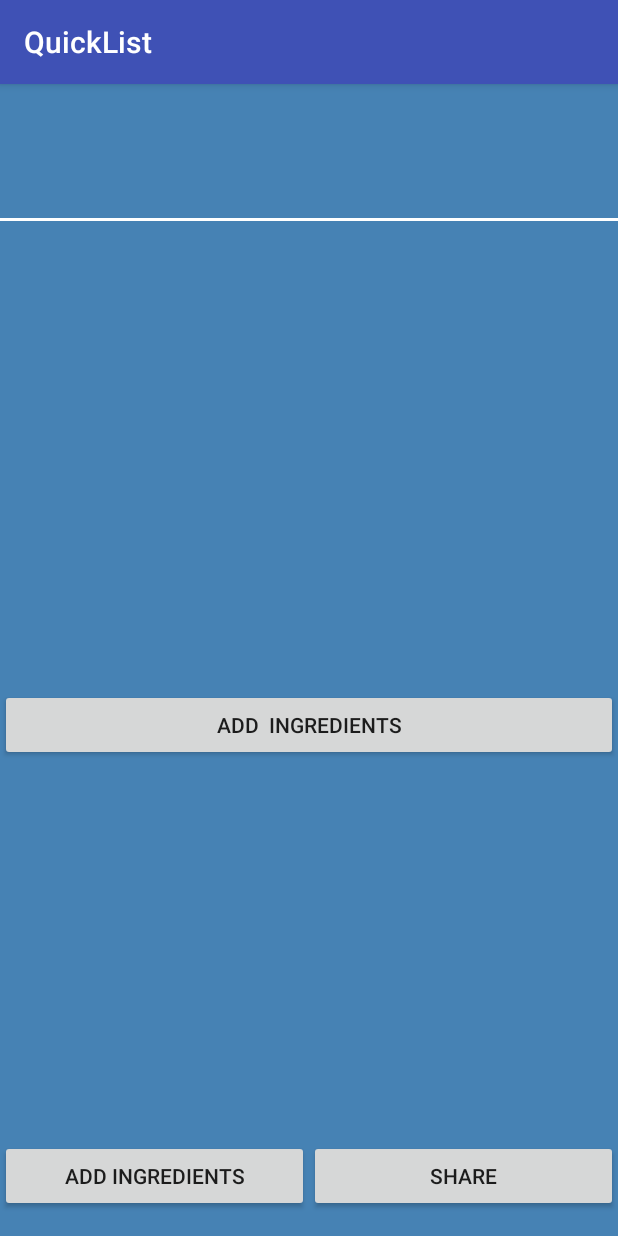
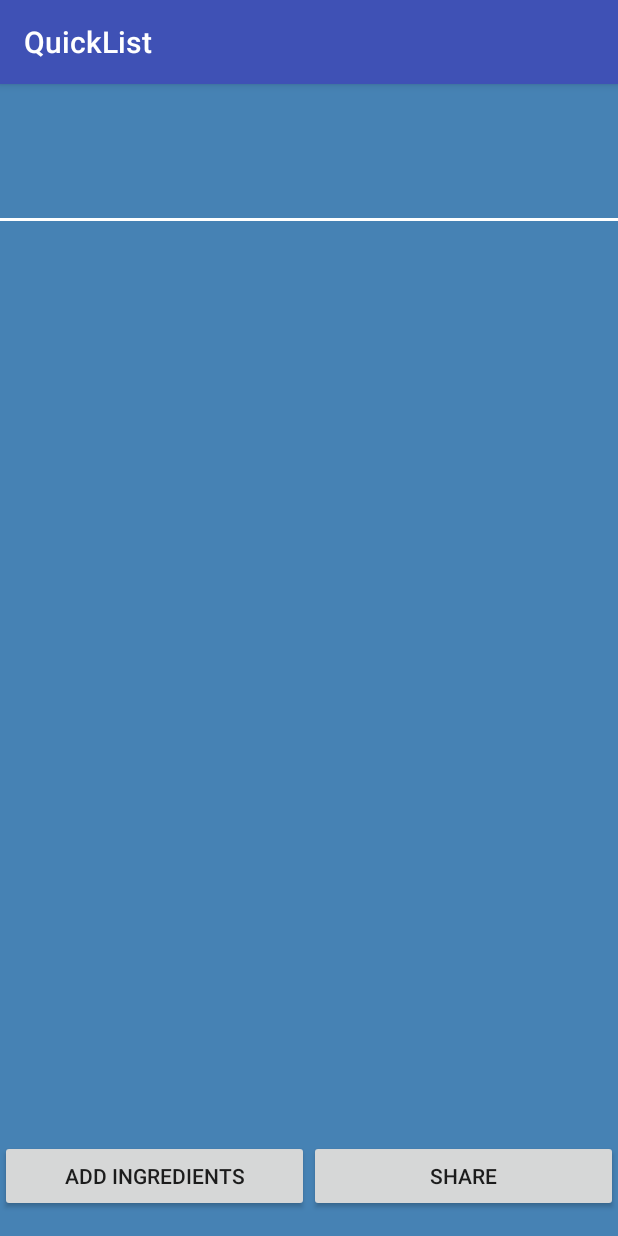
Before and after one commit to jthawkins96/QuickList, an Android app: the RecipesActivity screen opened directly, with no data from a screen before it, on a phone screen of 412 x 824 dp. Run offline under Robolectric (Android 15) with nearby library versions, the phone set to English and light mode, and no system bars.

Commit message:
Add files via upload

```diff
--- a/app/src/main/res/layout/activity_home.xml
+++ b/app/src/main/res/layout/activity_home.xml
@@ -46,6 +46,7 @@
             android:id="@+id/addBtn"
             android:layout_width="match_parent"
             android:layout_height="wrap_content"
+            android:onClick="onAddIngClick"
             android:text="Add Ingredients" />
 
         <ScrollView
--- a/app/src/main/res/layout/activity_import_recipe.xml
+++ b/app/src/main/res/layout/activity_import_recipe.xml
@@ -12,6 +12,8 @@
         android:layout_width="wrap_content"
         android:layout_height="wrap_content"
         android:layout_marginTop="16dp"
+        android:textColorHint="#FFFFFF"
+        android:textColor="#FFFFFF"
         app:layout_constraintLeft_toLeftOf="parent"
         app:layout_constraintRight_toRightOf="parent"
         app:layout_constraintTop_toTopOf="parent" />
@@ -33,6 +35,8 @@
         android:layout_height="wrap_content"
         android:layout_marginTop="86dp"
         android:ems="10"
+        android:textColorHint="#FFFFFF"
+        android:textColor="#FFFFFF"
         android:hint="Name"
         android:inputType="textPersonName"
         app:layout_constraintEnd_toEndOf="parent"
@@ -45,6 +49,8 @@
         android:layout_height="wrap_content"
         android:layout_marginTop="40dp"
         android:ems="10"
+        android:textColorHint="#FFFFFF"
+        android:textColor="#FFFFFF"
         android:hint="URL"
         android:inputType="textUri"
         app:layout_constraintStart_toStartOf="@+id/name"
--- a/app/src/main/res/layout/activity_recipes.xml
+++ b/app/src/main/res/layout/activity_recipes.xml
@@ -25,6 +25,7 @@
             android:layout_height="wrap_content"
             android:layout_marginBottom="15dp"
             android:layout_marginTop="15dp"
+            android:textColor="#FFFFFF"
             android:gravity="center"
             android:textSize="36sp" />
 
@@ -33,6 +34,7 @@
             android:layout_width="fill_parent"
             android:layout_height="2dip"
             android:layout_marginTop="10dp"
+            android:layout_marginBottom="10dp"
             android:background="#FFFFFF" />
 
         <ScrollView
@@ -48,12 +50,6 @@
 
             </LinearLayout>
         </ScrollView>
-
-        <Button
-            android:id="@+id/addBtn"
-            android:layout_width="match_parent"
-            android:layout_height="wrap_content"
-            android:text="Add  Ingredients" />
 
     </LinearLayout>
 
```
